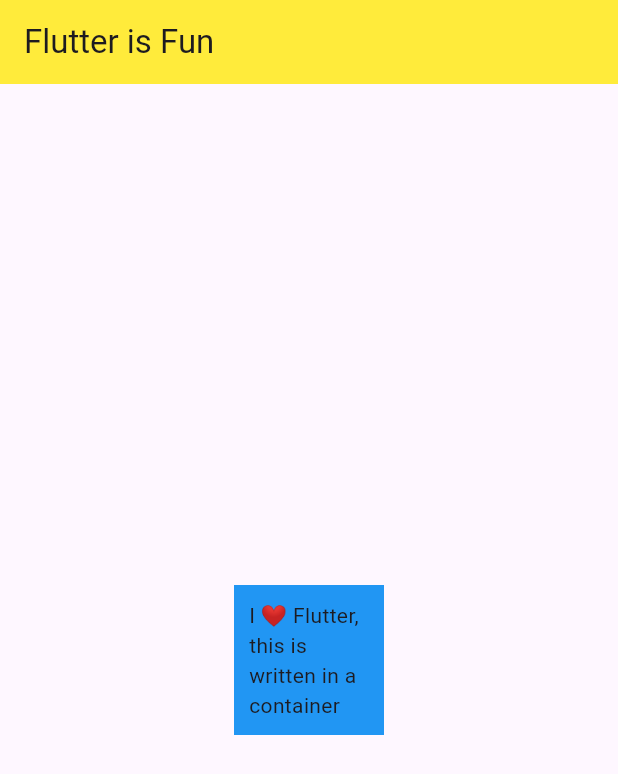
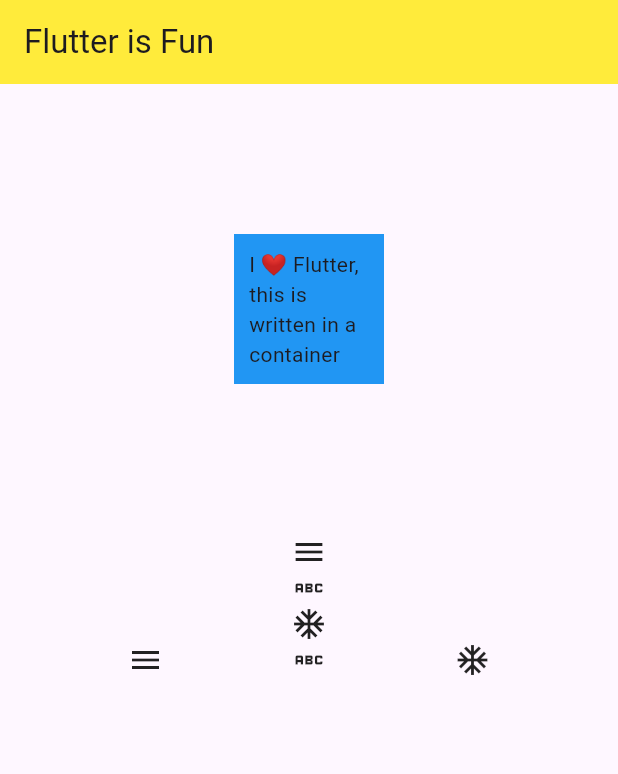
Before and after one commit to alifma/LearnFlutter, a Flutter app: the screen it shows after launch, on a phone screen of 412 x 824 dp. Shown: the top 774 px of the screen. Run offline on Flutter 3.47's test engine with Material 3 defaults, Android fonts, the phone set to English and light mode, and no system bars.

Commit message:
feat: implement row and column/flex

```diff
--- a/lib/main.dart
+++ b/lib/main.dart
@@ -17,10 +17,12 @@ class MyApp extends StatelessWidget {
             backgroundColor: Colors.yellow,
           ),
           // Center is like A container but it sis specified for centering things
-        body: Center(
-          // Container is like A Div on HTML, its just wrap a things
+          body: Column(
+            children: [
+              Center(
                 child: Container(
-            child: const Text("I ❤ Flutter, this is written in a container"),
+                  child:
+                      const Text("I ❤ Flutter, this is written in a container"),
                   margin: EdgeInsets.all(100),
                   color: Colors.blue,
                   padding: EdgeInsets.all(10),
@@ -28,7 +30,32 @@ class MyApp extends StatelessWidget {
                   width: 100,
                 ),
               ),
+              Container(
+                // Karena pakai kolom, makanya dia kebawah, main axis = ke bawah
+                child: Column(
+                  mainAxisAlignment: MainAxisAlignment.spaceEvenly,
+                  crossAxisAlignment: CrossAxisAlignment.end,
+                  children: [
+                    Icon(Icons.menu),
+                    Icon(Icons.abc),
+                    Icon(Icons.ac_unit)
+                  ],
                 ),
+              ),
+              Container(
+                // Karena pakai row, makanya dia samping, main axis = ke samping
+                child: Row(
+                  mainAxisAlignment: MainAxisAlignment.spaceEvenly,
+                  crossAxisAlignment: CrossAxisAlignment.end,
+                  children: [
+                    Icon(Icons.menu),
+                    Icon(Icons.abc),
+                    Icon(Icons.ac_unit)
+                  ],
+                ),
+              ),
+            ],
+          )),
     );
   }
 }
```
Lines whose indentation alone changed are shown as unchanged.
